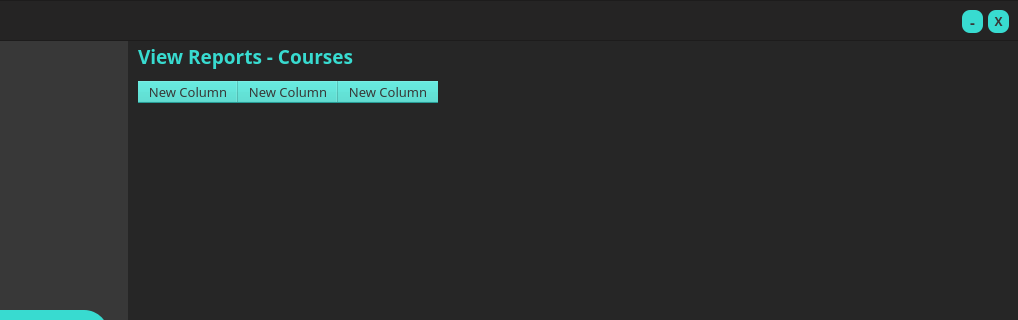
This is gui/interfaces/InstructorDashboard.ui in dev-otaher/Saqer as Qt 5 draws it before an edit; both pictures show x 182 to 1200 and y 0 to 320 of the 1200 by 800 pixel window. The edited form follows.
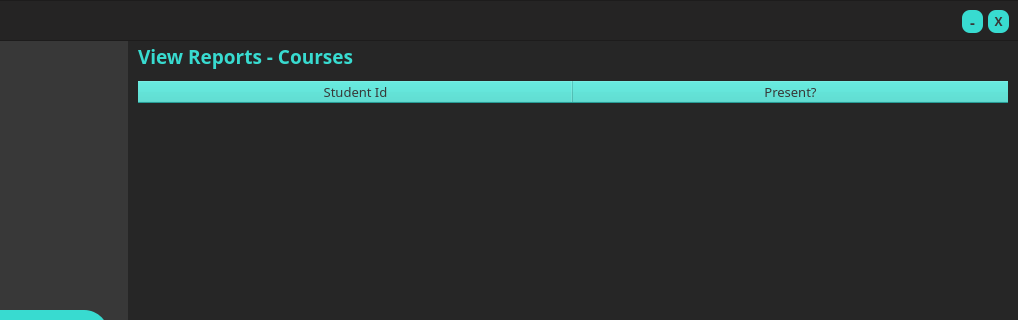
This is the edited form. The open tabs and pages were chosen to show the change. Icons and pictures are not drawn.

Commit message: Filled "i_attendance_table" from db.

What changed in the file:
```diff
--- a/gui/interfaces/InstructorDashboard.ui
+++ b/gui/interfaces/InstructorDashboard.ui
@@ -516,6 +516,9 @@
         <property name="gridStyle">
          <enum>Qt::SolidLine</enum>
         </property>
+        <attribute name="horizontalHeaderDefaultSectionSize">
+         <number>435</number>
+        </attribute>
         <attribute name="horizontalHeaderHighlightSections">
          <bool>false</bool>
         </attribute>
@@ -527,7 +530,7 @@
         </attribute>
         <column>
          <property name="text">
-          <string>New Column</string>
+          <string>Student Id</string>
          </property>
          <property name="font">
           <font>
@@ -535,30 +538,10 @@
            <pointsize>10</pointsize>
           </font>
          </property>
-         <property name="foreground">
-          <brush brushstyle="NoBrush">
-           <color alpha="255">
-            <red>0</red>
-            <green>0</green>
-            <blue>0</blue>
-           </color>
-          </brush>
-         </property>
         </column>
         <column>
          <property name="text">
-          <string>New Column</string>
-         </property>
-         <property name="font">
-          <font>
-           <family>RB</family>
-           <pointsize>10</pointsize>
-          </font>
-         </property>
-        </column>
-        <column>
-         <property name="text">
-          <string>New Column</string>
+          <string>Present?</string>
          </property>
          <property name="font">
           <font>
```
Left out of the diff: 53 changed lines with no effect on the pictures. The commit also changes 2 other files.
